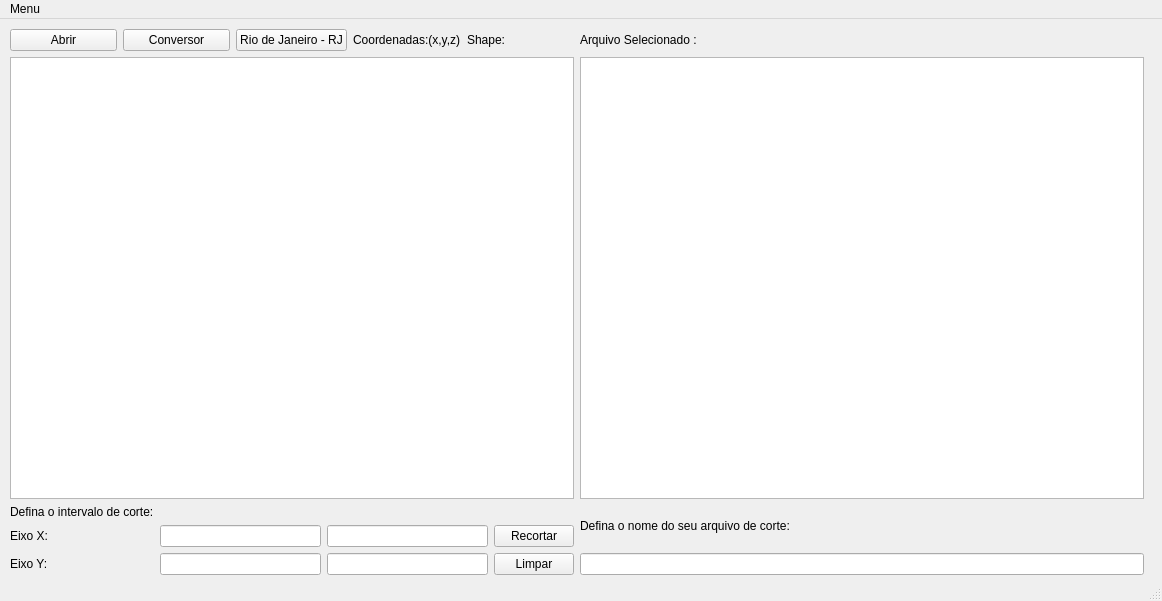
First picture: the form in betsabe/open_tif_2.ui, repository BetSpaguetty/Projeto-Taludes, before the edit.
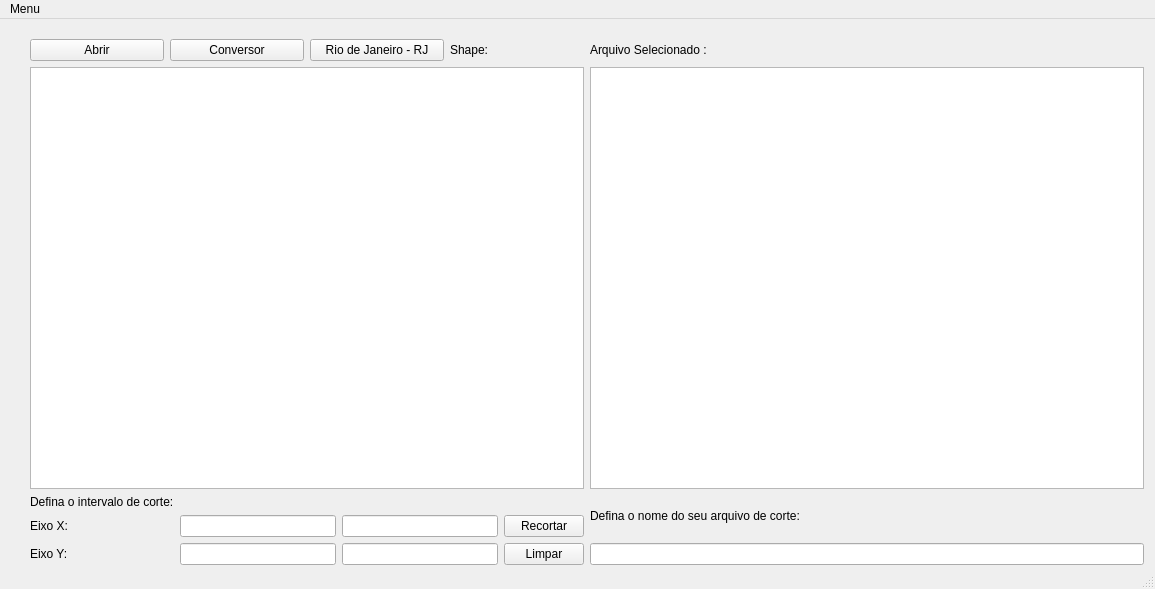
Second picture: the form after the edit.

```diff
--- a/betsabe/open_tif_2.ui
+++ b/betsabe/open_tif_2.ui
@@ -6,8 +6,8 @@
    <rect>
     <x>0</x>
     <y>0</y>
-    <width>1162</width>
-    <height>601</height>
+    <width>1155</width>
+    <height>589</height>
    </rect>
   </property>
   <property name="windowTitle">
@@ -17,13 +17,25 @@
    <widget class="QWidget" name="gridLayoutWidget">
     <property name="geometry">
      <rect>
-      <x>10</x>
+      <x>20</x>
       <y>10</y>
       <width>1134</width>
       <height>546</height>
      </rect>
     </property>
-    <layout class="QGridLayout" name="Layout_Principal">
+    <layout class="QGridLayout" name="layout_P">
+     <property name="leftMargin">
+      <number>10</number>
+     </property>
+     <property name="topMargin">
+      <number>10</number>
+     </property>
+     <property name="rightMargin">
+      <number>10</number>
+     </property>
+     <property name="bottomMargin">
+      <number>10</number>
+     </property>
      <item row="1" column="0">
       <widget class="QGraphicsView" name="frame_exibicao_elevacao">
        <property name="sizePolicy">
@@ -61,33 +73,12 @@
      <item row="0" column="0">
       <layout class="QGridLayout" name="gridLayout_3">
        <item row="0" column="3">
-        <widget class="QLabel" name="label_coordinates">
-         <property name="text">
-          <string>Coordenadas:(x,y,z)</string>
-         </property>
-        </widget>
-       </item>
-       <item row="0" column="2">
-        <widget class="QPushButton" name="pushButton">
-         <property name="text">
-          <string>Rio de Janeiro - RJ</string>
-         </property>
-        </widget>
-       </item>
-       <item row="0" column="4">
         <widget class="QLabel" name="label_shape">
          <property name="text">
           <string>Shape: </string>
          </property>
         </widget>
        </item>
-       <item row="0" column="0">
-        <widget class="QPushButton" name="botao_abrir_arquivo">
-         <property name="text">
-          <string>Abrir</string>
-         </property>
-        </widget>
-       </item>
        <item row="0" column="1">
         <widget class="QPushButton" name="button_conversor">
          <property name="text">
@@ -95,6 +86,20 @@
          </property>
         </widget>
        </item>
+       <item row="0" column="0">
+        <widget class="QPushButton" name="botao_abrir_arquivo">
+         <property name="text">
+          <string>Abrir</string>
+         </property>
+        </widget>
+       </item>
+       <item row="0" column="2">
+        <widget class="QPushButton" name="pushButton">
+         <property name="text">
+          <string>Rio de Janeiro - RJ</string>
+         </property>
+        </widget>
+       </item>
       </layout>
      </item>
      <item row="2" column="0">
@@ -173,7 +178,7 @@
     <rect>
      <x>0</x>
      <y>0</y>
-     <width>1162</width>
+     <width>1155</width>
      <height>21</height>
     </rect>
    </property>
```
Left out of the diff: 2 changed lines with no effect on the pictures.
